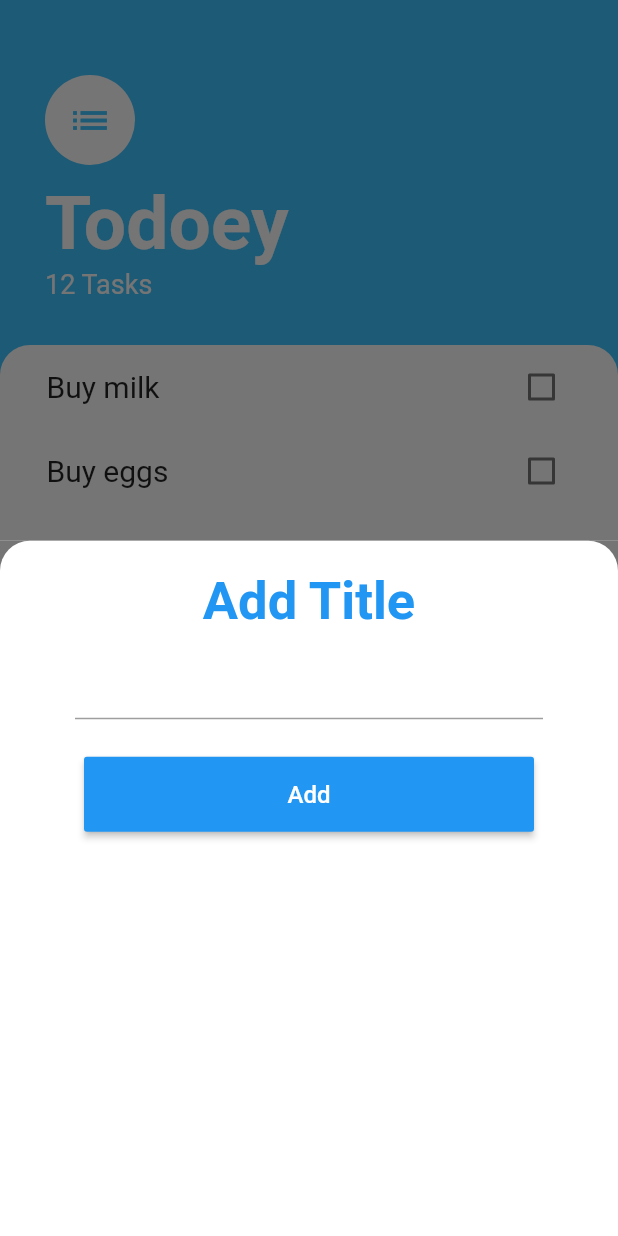
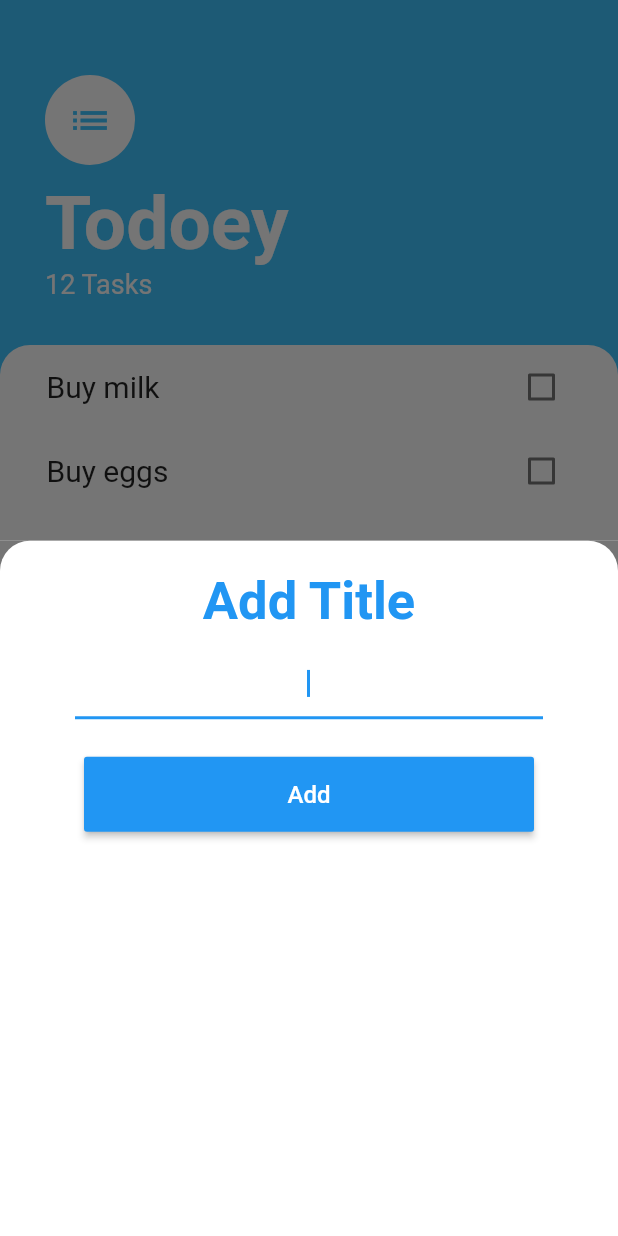
Before and after one commit to Mubanga/FlutterDev-10-Todoey, a Flutter app: the screen it shows after launch, after a tap on the "add" icon, on a phone screen of 412 x 824 dp. Run offline on Flutter 3.47's test engine with Material 2 defaults, Android fonts, the phone set to English and light mode, and no system bars.

Commit message:
Todoey CheckBoxListTile Line Through Text Added

```diff
--- a/lib/screens/add_tasks_screen.dart
+++ b/lib/screens/add_tasks_screen.dart
@@ -54,7 +54,7 @@ class _AddTasksScreenState extends State<AddTasksScreen> {
             SizedBox(
               width: MediaQuery.of(context).size.width - 100,
               child: TextField(
-                /// ***N.B*** Always Align Your Text In Some Way Here ***N.B***
+                autofocus: true,
                 controller: _textEditController,
                 textAlign: TextAlign.center,
                 //  autofocus: true,
--- a/lib/screens/task_screen.dart
+++ b/lib/screens/task_screen.dart
@@ -110,10 +110,15 @@ class _TaskScreenState extends State<TaskScreen> {
   CheckboxListTile _buildSingleTask(int ItemIndex) {
     return CheckboxListTile(
       //controlAffinity: ListTileControlAffinity.leading,
+      activeColor: Colors.lightBlueAccent,
       value: _TaskList[ItemIndex].isComplete,
       title: Text(
         _TaskList[ItemIndex].taskName,
-        style: TextStyle(fontSize: 20.0),
+        style: TextStyle(
+            fontSize: 20.0,
+            decoration: _TaskList[ItemIndex].isComplete
+                ? TextDecoration.lineThrough
+                : null),
       ),
       onChanged: (value) {
         setState(() {
```
